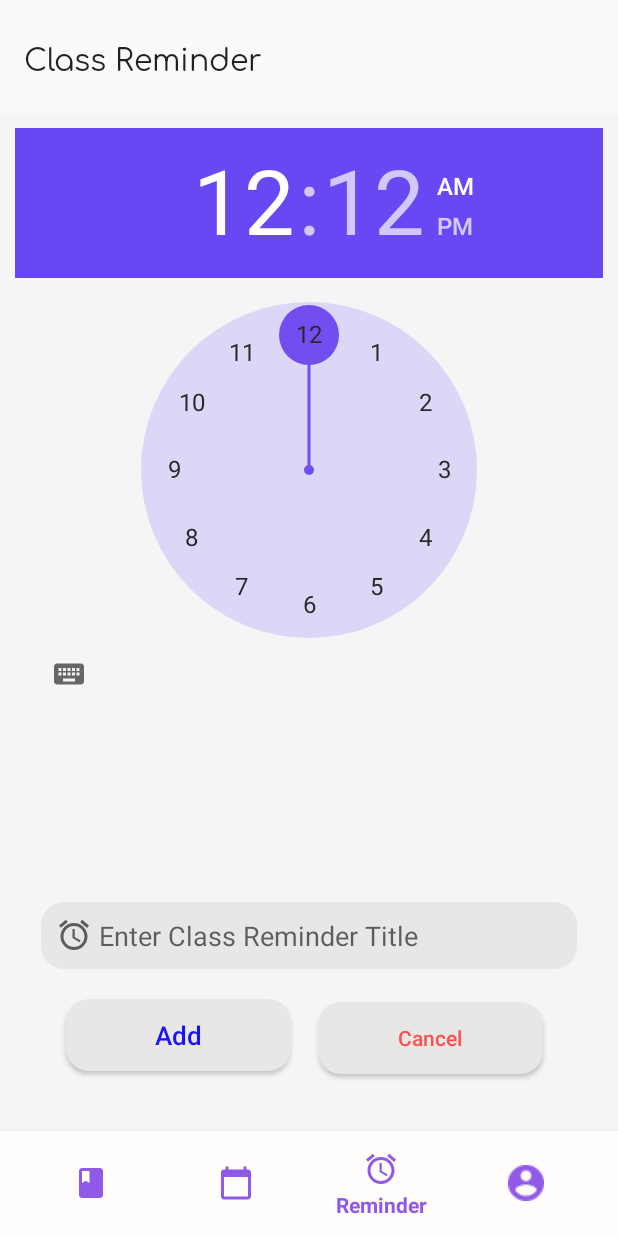
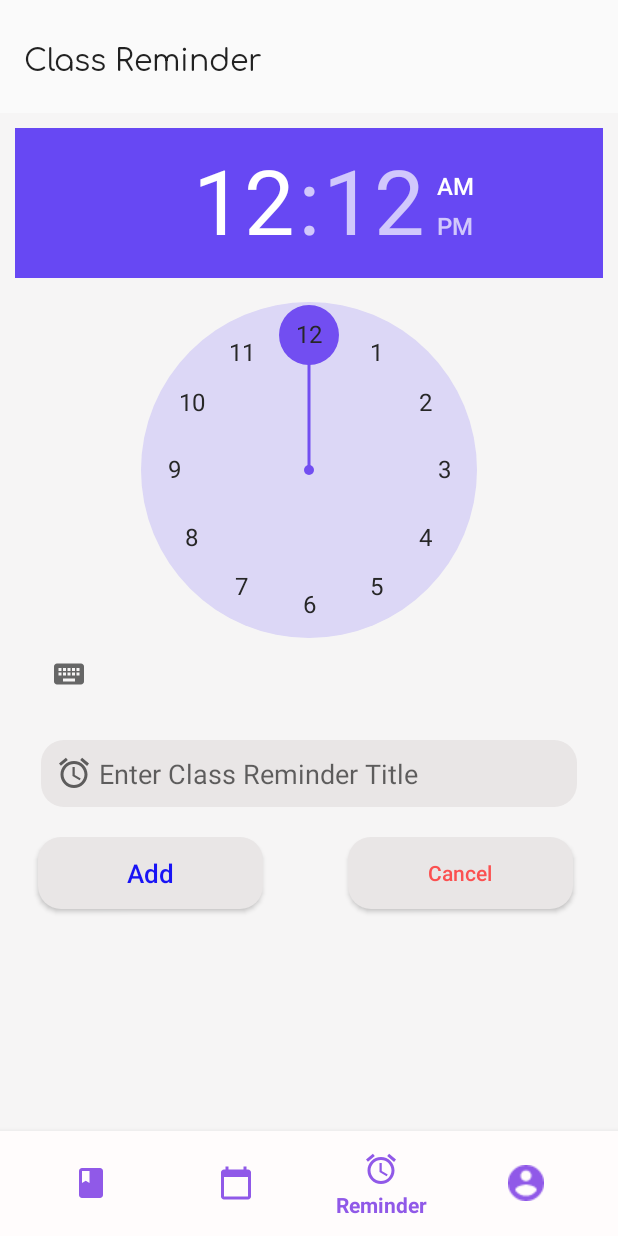
Before and after one commit to getoxdev/attendo, an Android app: the screen it shows after launch once a user with an empty profile is signed in (BottomNavMainActivity), item 3 of the bottom bar chosen, on a phone screen of 412 x 824 dp. Run offline under Robolectric (Android 15) with nearby library versions, the phone set to English and light mode, and no system bars; our stand-ins replace ButterKnife, Firebase (no records; nobody signed in at launch, a user with empty details on screens opened directly), Room's generated code; Roboto replaces fonts that are not available here.

Commit message:
Change Log- - Added scroll view to the reminder part

```diff
--- a/app/src/main/res/layout/fragment_exam_reminder.xml
+++ b/app/src/main/res/layout/fragment_exam_reminder.xml
@@ -10,10 +10,40 @@
     tools:context=".ui.main.drawers.FragmentExamReminder"
     app:layout_behavior="com.google.android.material.appbar.AppBarLayout$ScrollingViewBehavior">
 
+    <ScrollView
+        android:layout_width="match_parent"
+        android:layout_height="match_parent"
+        android:orientation="vertical">
+
+        <LinearLayout
+            android:layout_width="match_parent"
+            android:layout_height="match_parent"
+            android:orientation="vertical">
+
+
+
+            <TimePicker
+                android:id="@+id/Time_Picker"
+                android:layout_width="match_parent"
+                android:layout_height="wrap_content"
+                android:layout_gravity="center"
+                android:layout_marginBottom="20dp"
+                android:animateLayoutChanges="true"
+                android:headerBackground="#6748F3"
+                android:numbersBackgroundColor="#DCD7F6"
+                android:numbersInnerTextColor="@color/white"
+                android:numbersSelectorColor="#724EF1"
+                android:numbersTextColor="#272727"
+                app:layout_behavior="com.google.android.material.appbar.AppBarLayout$ScrollingViewBehavior"
+                app:layout_constraintBottom_toTopOf="@+id/Time_Title"
+                app:layout_constraintEnd_toEndOf="parent"
+                app:layout_constraintStart_toStartOf="parent"
+                app:layout_constraintTop_toTopOf="parent"
+                app:layout_constraintVertical_bias="1.0" />
 
             <EditText
                 android:id="@+id/Time_Title"
-        android:layout_width="0dp"
+                android:layout_width="match_parent"
                 android:layout_height="wrap_content"
                 android:layout_marginBottom="20dp"
                 android:background="@drawable/edittext_field_background"
@@ -28,24 +58,10 @@
                 app:layout_constraintHorizontal_bias="0.238"
                 app:layout_constraintStart_toStartOf="parent" />
 
-    <TimePicker
-        android:id="@+id/Time_Picker"
-        android:layout_width="match_parent"
-        android:layout_height="0dp"
-        android:layout_gravity="center"
-        android:layout_marginBottom="20dp"
-        android:animateLayoutChanges="true"
-        android:headerBackground="#6748F3"
-        android:numbersBackgroundColor="#DCD7F6"
-        android:numbersInnerTextColor="@color/white"
-        android:numbersSelectorColor="#724EF1"
-        android:numbersTextColor="#272727"
-        app:layout_behavior="com.google.android.material.appbar.AppBarLayout$ScrollingViewBehavior"
-        app:layout_constraintBottom_toTopOf="@+id/Time_Title"
-        app:layout_constraintEnd_toEndOf="parent"
-        app:layout_constraintStart_toStartOf="parent"
-        app:layout_constraintTop_toTopOf="parent"
-        app:layout_constraintVertical_bias="1.0" />
+
+            <RelativeLayout
+                android:layout_width="wrap_content"
+                android:layout_height="wrap_content">
 
                 <Button
                     android:id="@+id/Set_Time"
@@ -67,8 +83,9 @@
                 <Button
                     android:id="@+id/Cancel_Time"
                     android:layout_width="150dp"
+                    android:layout_alignParentRight="true"
                     android:layout_height="wrap_content"
-        android:layout_marginEnd="40dp"
+                    android:layout_marginEnd="20dp"
                     android:layout_marginBottom="28dp"
                     android:background="@drawable/edittext_field_background"
                     android:clickable="true"
@@ -79,4 +96,18 @@
                     app:layout_constraintEnd_toEndOf="parent" />
 
 
+
+            </RelativeLayout>
+
+
+
+
+
+        </LinearLayout>
+    </ScrollView>
+
+
+
+
+
 </androidx.constraintlayout.widget.ConstraintLayout>
```
Lines whose indentation alone changed are shown as unchanged.
